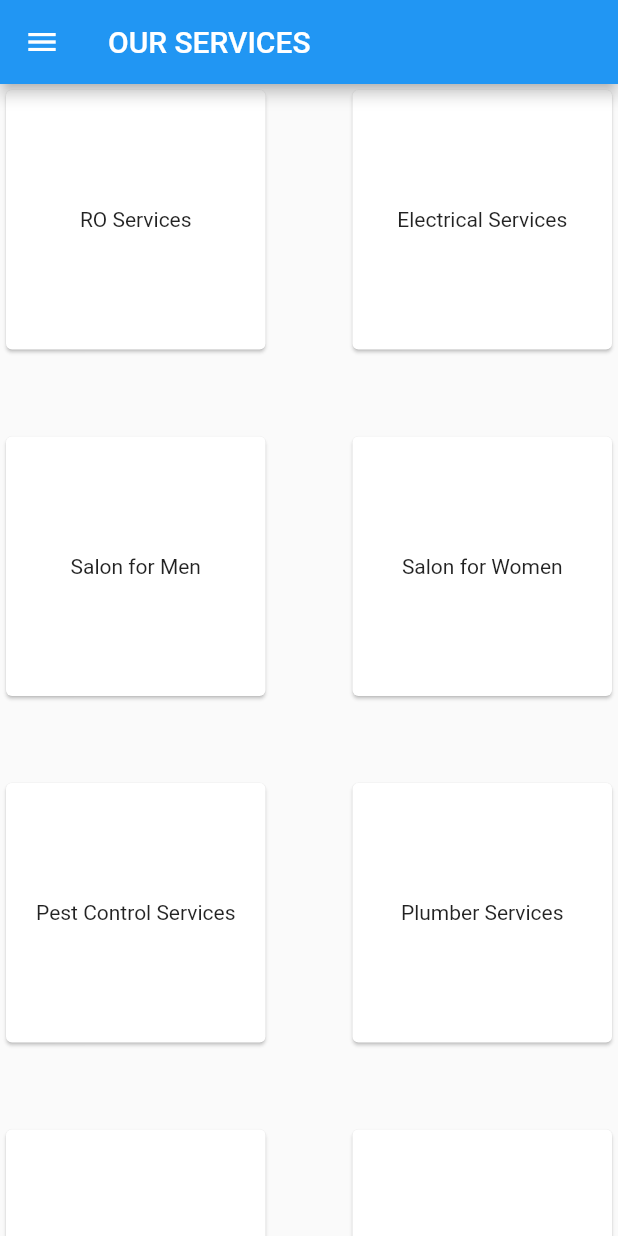
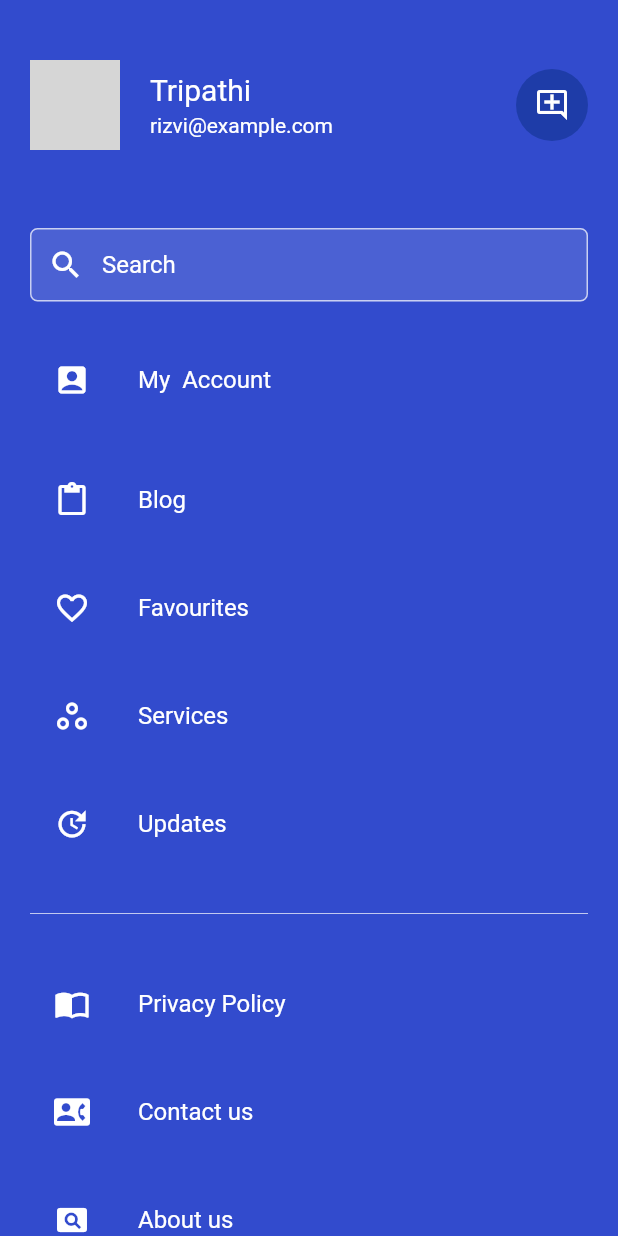
Before and after one commit to dev-aakash1213/Sarvito-dev, a Flutter app: the MyHomePage screen opened directly, after a tap on the "menu" icon, on a phone screen of 412 x 824 dp. Run offline on Flutter 3.47's test engine with Material 2 defaults, Android fonts, the phone set to English and light mode, and no system bars; network calls fail; grey boxes are pictures that could not be loaded.

Commit message:
Abhishek and Najeeb  navigation bar and linking

```diff
--- a/lib/list.dart
+++ b/lib/list.dart
@@ -6,6 +6,7 @@ import 'package:login_signup_screen/mycart.dart';
 import 'servicer_person.dart';
 import 'edit_profile.dart';
 import 'settings.dart';
+import 'navigation_drawer_widget.dart';
 
 void main() => runApp(MyApp());
 
@@ -44,8 +45,10 @@ class _MyHomePageState extends State<MyHomePage>
           leading: IconButton(
             icon: Icon(Icons.menu, color: Color(0xff0095FF)),
             onPressed: () {
-              Navigator.push(context,
-                  MaterialPageRoute(builder: (context) => CategoriesPage()));
+              Navigator.push(
+                  context,
+                  MaterialPageRoute(
+                      builder: (context) => NavigationDrawerWidget()));
             },
           ),
           title: Text('Services',
--- /dev/null
+++ b/lib/navigation_drawer_widget.dart
@@ -0,0 +1,195 @@
+import 'package:flutter/material.dart';
+
+import 'myAccount.dart';
+import 'categories.dart';
+import 'main.dart';
+
+class NavigationDrawerWidget extends StatelessWidget {
+  final padding = EdgeInsets.symmetric(horizontal: 20);
+  @override
+  Widget build(BuildContext context) {
+    final name = 'Tripathi';
+    final email = 'rizvi@example.com';
+    final urlImage = '#';
+
+    // ignore: unused_local_variable
+    var blog;
+    return Drawer(
+      child: Material(
+        color: Color.fromRGBO(50, 75, 205, 1),
+        child: ListView(
+          children: <Widget>[
+            buildHeader(
+              urlImage: urlImage,
+              name: name,
+              email: email,
+              onClicked: () => Navigator.of(context).push(MaterialPageRoute(
+                builder: (context) => Myaccountpage(),
+              )),
+            ),
+            Container(
+              padding: padding,
+              child: Column(
+                children: [
+                  const SizedBox(height: 12),
+                  buildSearchField(),
+                  const SizedBox(height: 24),
+                  buildMenuItem(
+                    text: 'My  Account',
+                    icon: Icons.account_box,
+                    onClicked: () => selectedItem(context, 0),
+                  ),
+                  const SizedBox(height: 24),
+                  buildMenuItem(
+                    text: 'Blog',
+                    icon: Icons.content_paste,
+                    onClicked: () => selectedItem(context, 1),
+                  ),
+                  const SizedBox(height: 16),
+                  buildMenuItem(
+                    text: 'Favourites',
+                    icon: Icons.favorite_border,
+                    onClicked: () => selectedItem(context, 2),
+                  ),
+                  const SizedBox(height: 16),
+                  buildMenuItem(
+                    text: 'Services',
+                    icon: Icons.workspaces_outline,
+                    onClicked: () => selectedItem(context, 3),
+                  ),
+                  const SizedBox(height: 16),
+                  buildMenuItem(
+                    text: 'Updates',
+                    icon: Icons.update,
+                    onClicked: () => selectedItem(context, 4),
+                  ),
+                  const SizedBox(height: 24),
+                  Divider(color: Colors.white70),
+                  const SizedBox(height: 24),
+                  buildMenuItem(
+                    text: 'Privacy Policy',
+                    icon: Icons.import_contacts,
+                    onClicked: () => selectedItem(context, 5),
+                  ),
+                  const SizedBox(height: 16),
+                  buildMenuItem(
+                    text: 'Contact us',
+                    icon: Icons.contact_phone,
+                    onClicked: () => selectedItem(context, 6),
+                  ),
+                  const SizedBox(height: 16),
+                  buildMenuItem(
+                    text: 'About us',
+                    icon: Icons.pageview,
+                    onClicked: () => selectedItem(context, 7),
+                  ),
+                  const SizedBox(height: 16),
+                  buildMenuItem(
+                    text: 'Sign Out',
+                    icon: Icons.logout,
+                    onClicked: () => selectedItem(context, 8),
+                  ),
+                ],
+              ),
+            ),
+          ],
+        ),
+      ),
+    );
+  }
+
+  Widget buildHeader({
+    urlImage,
+    name,
+    email,
+    onClicked,
+  }) =>
+      InkWell(
+        onTap: onClicked,
+        child: Container(
+          padding: padding.add(EdgeInsets.symmetric(vertical: 40)),
+          child: Row(
+            children: [
+              CircleAvatar(radius: 30, backgroundImage: NetworkImage(urlImage)),
+              SizedBox(width: 20),
+              Column(
+                crossAxisAlignment: CrossAxisAlignment.start,
+                children: [
+                  Text(
+                    name,
+                    style: TextStyle(fontSize: 20, color: Colors.white),
+                  ),
+                  const SizedBox(height: 4),
+                  Text(
+                    email,
+                    style: TextStyle(fontSize: 14, color: Colors.white),
+                  ),
+                ],
+              ),
+              Spacer(),
+              CircleAvatar(
+                radius: 24,
+                backgroundColor: Color.fromRGBO(30, 60, 168, 1),
+                child: Icon(Icons.add_comment_outlined, color: Colors.white),
+              )
+            ],
+          ),
+        ),
+      );
+
+  Widget buildSearchField() {
+    final color = Colors.white;
+
+    return TextField(
+      style: TextStyle(color: color),
+      decoration: InputDecoration(
+        contentPadding: EdgeInsets.symmetric(horizontal: 20, vertical: 15),
+        hintText: 'Search',
+        hintStyle: TextStyle(color: color),
+        prefixIcon: Icon(Icons.search, color: color),
+        filled: true,
+        fillColor: Colors.white12,
+        enabledBorder: OutlineInputBorder(
+          borderRadius: BorderRadius.circular(5),
+          borderSide: BorderSide(color: color.withOpacity(0.7)),
+        ),
+        focusedBorder: OutlineInputBorder(
+          borderRadius: BorderRadius.circular(5),
+          borderSide: BorderSide(color: color.withOpacity(0.7)),
+        ),
+      ),
+    );
+  }
+
+  Widget buildMenuItem({
+    String text,
+    IconData icon,
+    onClicked,
+  }) {
+    final color = Colors.white;
+    final hoverColor = Colors.white70;
+
+    return ListTile(
+      leading: Icon(icon, color: color),
+      title: Text(text, style: TextStyle(color: color)),
+      hoverColor: hoverColor,
+      onTap: onClicked,
+    );
+  }
+
+  void selectedItem(BuildContext context, int index) {
+    Navigator.of(context).pop();
+    switch (index) {
+      case 3:
+        Navigator.of(context).push(MaterialPageRoute(
+          builder: (context) => CategoriesPage(),
+        ));
+        break;
+      case 8:
+        Navigator.of(context).push(MaterialPageRoute(
+          builder: (context) => HomePage(),
+        ));
+        break;
+    }
+  }
+}
```
